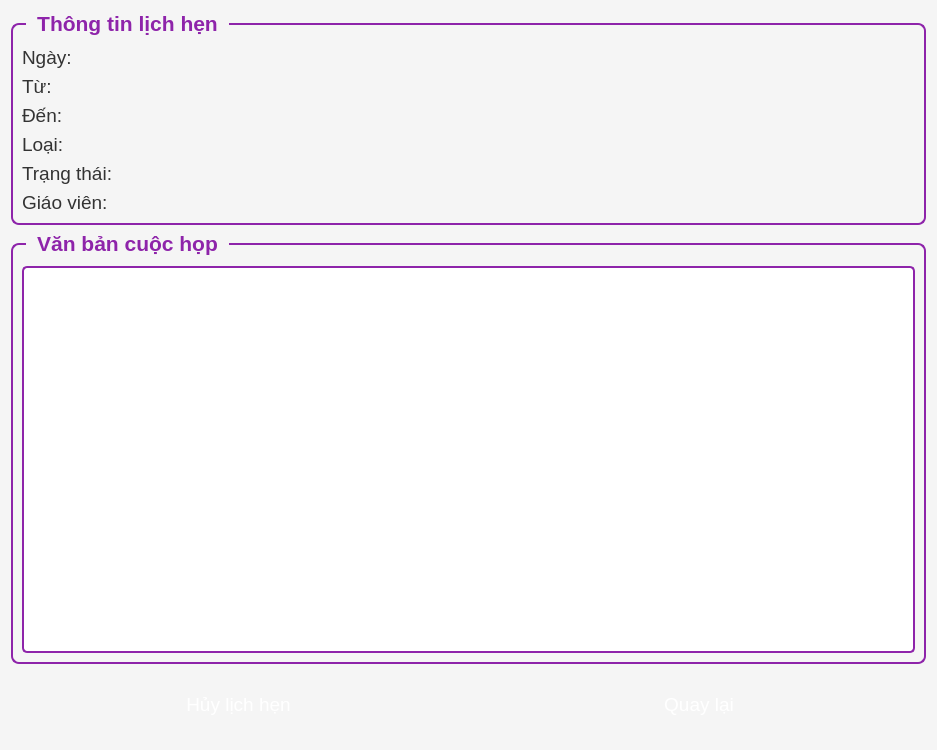
Above: src/views/studentviews/MeetingDialog.ui from HuyenTranggg/Meeting_Scheduler_App before the change. Below: the same form after it.
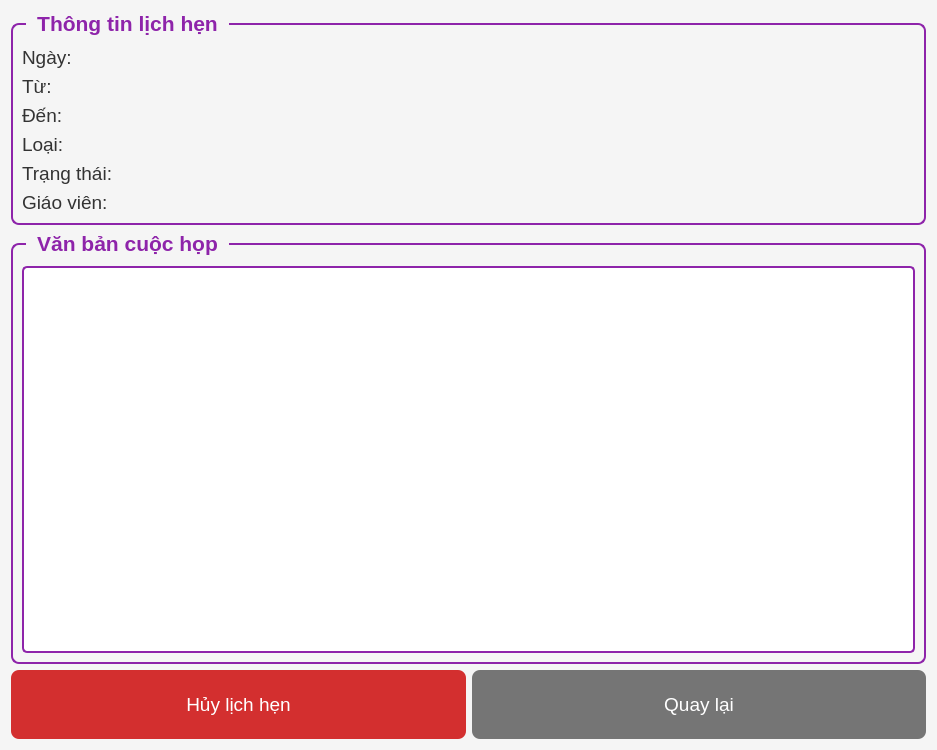
That is the form after the change.

Commit message: fix sinh vien chi cancel duoc o 1 so trang thai meeting

Patch:
```diff
--- a/src/views/studentviews/MeetingDialog.ui
+++ b/src/views/studentviews/MeetingDialog.ui
@@ -52,6 +52,22 @@
         color: white;
         border: none;
     }
+    QPushButton#cancelButton {
+        background-color: #d32f2f;
+    }
+    QPushButton#cancelButton:hover {
+        background-color: #b71c1c;
+    }
+    QPushButton#backButton {
+        background-color: #757575;
+    }
+    QPushButton#backButton:hover {
+        background-color: #616161;
+    }
+    QPushButton:disabled {
+        background-color: #bdbdbd;
+        color: #9e9e9e;
+    }
    </string>
   </property>
   <layout class="QVBoxLayout" name="verticalLayout">
```
The commit also changes 4 other files.
